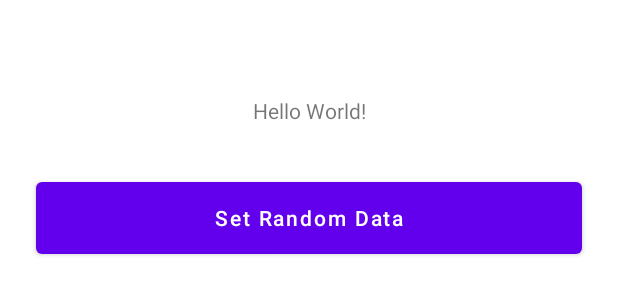
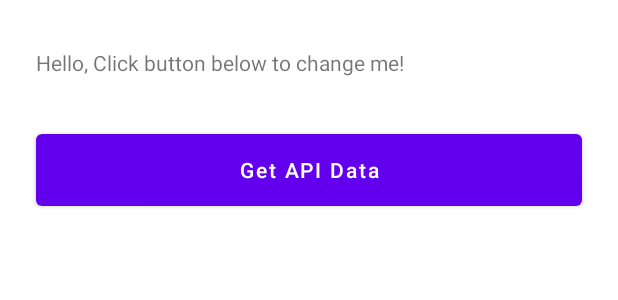
Before and after one commit to im-o/simple-viewmodel-api-themoviedb, an Android app: the layout activity_main.xml on its own in the app's theme, with its tools: preview values and no code run, on a phone screen of 412 x 824 dp. Shown: the top 300 px of the screen. Run offline under Robolectric (Android 15) with nearby library versions, the phone set to English and light mode, and no system bars.

Commit message:
:zap: setup viewModel, data class API add show data to view

```diff
--- a/app/src/main/AndroidManifest.xml
+++ b/app/src/main/AndroidManifest.xml
@@ -1,6 +1,8 @@
 <?xml version="1.0" encoding="utf-8"?>
 <manifest xmlns:android="http://schemas.android.com/apk/res/android"
     package="com.rivaldy.id.sampleviewmodel">
+
+    <uses-permission android:name="android.permission.INTERNET" />
 
     <application
         android:allowBackup="true"
--- a/app/src/main/res/layout/activity_main.xml
+++ b/app/src/main/res/layout/activity_main.xml
@@ -10,9 +10,8 @@
         android:id="@+id/resultTV"
         android:layout_width="0dp"
         android:layout_height="wrap_content"
-        android:layout_marginTop="64dp"
-        android:gravity="center"
-        android:text="Hello World!"
+        android:layout_marginTop="32dp"
+        android:text="@string/click_me"
         app:layout_constraintEnd_toEndOf="@+id/actionMB"
         app:layout_constraintStart_toStartOf="@+id/actionMB"
         app:layout_constraintTop_toTopOf="parent" />
@@ -24,10 +23,20 @@
         android:layout_marginStart="24dp"
         android:layout_marginTop="32dp"
         android:layout_marginEnd="24dp"
-        android:text="@string/set_random_data"
+        android:text="@string/get_api_data"
         android:textAllCaps="false"
         app:layout_constraintEnd_toEndOf="parent"
         app:layout_constraintStart_toStartOf="parent"
         app:layout_constraintTop_toBottomOf="@+id/resultTV" />
 
+    <ProgressBar
+        android:visibility="gone"
+        android:id="@+id/loadingPB"
+        android:layout_width="wrap_content"
+        android:layout_height="wrap_content"
+        app:layout_constraintBottom_toBottomOf="parent"
+        app:layout_constraintEnd_toEndOf="@+id/actionMB"
+        app:layout_constraintStart_toStartOf="@+id/actionMB"
+        app:layout_constraintTop_toBottomOf="@+id/actionMB" />
+
 </androidx.constraintlayout.widget.ConstraintLayout>
--- a/app/src/main/res/values/strings.xml
+++ b/app/src/main/res/values/strings.xml
@@ -1,4 +1,5 @@
 <resources>
     <string name="app_name">Sample ViewModel</string>
-    <string name="set_random_data">Set Random Data</string>
+    <string name="get_api_data">Get API Data</string>
+    <string name="click_me">Hello, Click button below to change me!</string>
 </resources>
```
Also changed, not shown: app/build.gradle (+10 -1 lines), app/src/main/java/com/rivaldy/id/sampleviewmodel/data/model/MovieResponse.kt (added, +15 -0 lines), app/src/main/java/com/rivaldy/id/sampleviewmodel/data/model/MovieResult.kt (added, +35 -0 lines), app/src/main/java/com/rivaldy/id/sampleviewmodel/data/network/ApiClient.kt (added, +55 -0 lines), app/src/main/java/com/rivaldy/id/sampleviewmodel/data/network/ApiTMDB.kt (added, +15 -0 lines), app/src/main/java/com/rivaldy/id/sampleviewmodel/data/repository/MovieRepository.kt (added, +18 -0 lines), app/src/main/java/com/rivaldy/id/sampleviewmodel/ui/MainActivity.kt (+18 -6 lines), app/src/main/java/com/rivaldy/id/sampleviewmodel/ui/MainViewModel.kt (+28 -8 lines), app/src/main/java/com/rivaldy/id/sampleviewmodel/ui/MainViewModelFactory.kt (added, +26 -0 lines).
